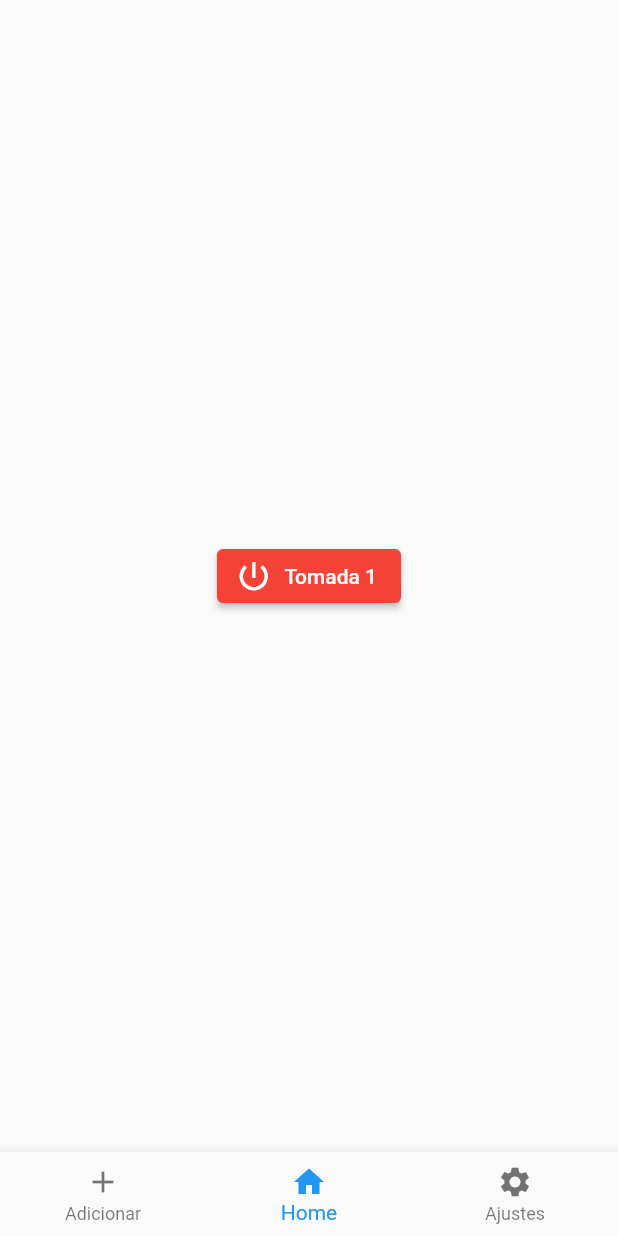
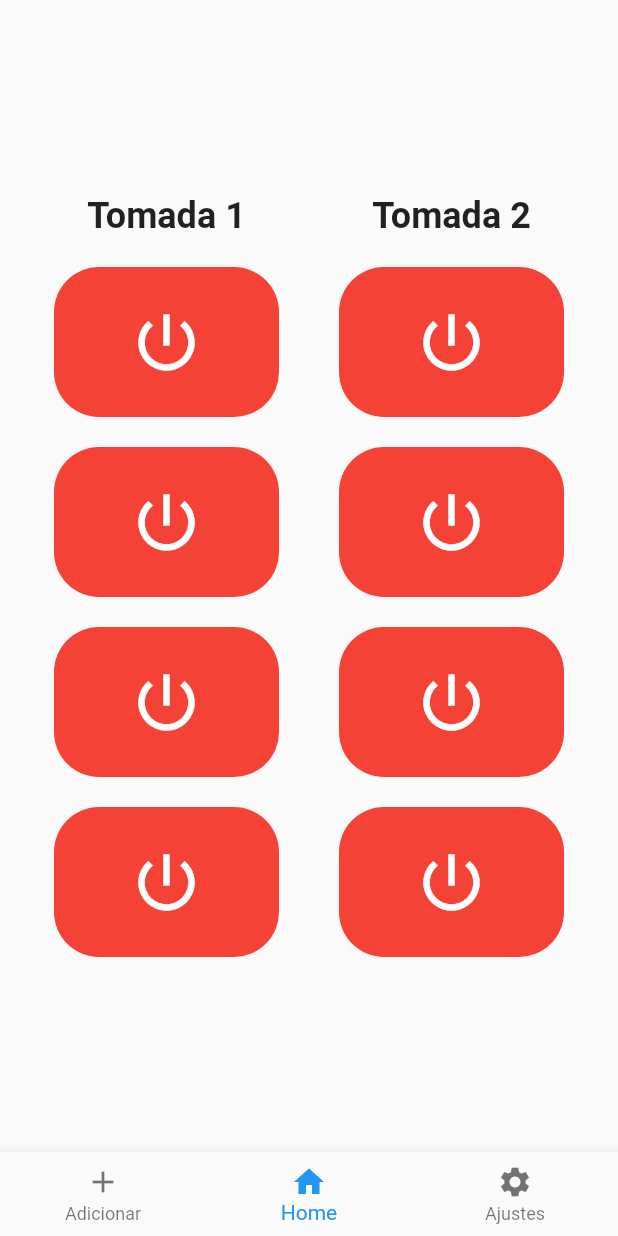
Before and after one commit to salarolimatheus/Smart-Building, a Flutter app: the screen it shows after launch, item 2 of the bottom bar chosen, on a phone screen of 412 x 824 dp. Run offline on Flutter 3.47's test engine with Material 2 defaults, Android fonts, the phone set to English and light mode, and no system bars.

Commit message:
Botão de power incluido e tela parcialmente criada

```diff
--- a/app_flutter/lib/conteudo_pagina_principal.dart
+++ b/app_flutter/lib/conteudo_pagina_principal.dart
@@ -6,7 +6,52 @@ class conteudoPaginaPrincipal extends StatelessWidget {
   @override
   Widget build(BuildContext context) {
     return Center(
-      child: botao(),
+      child: Row(
+        mainAxisAlignment: MainAxisAlignment.center,
+        children: [
+          Column(
+            mainAxisAlignment: MainAxisAlignment.center,
+            children: [
+              Text(
+                "Tomada 1",
+                style: TextStyle(
+                  fontSize: 24,
+                  fontWeight: FontWeight.bold,
+                ),
+              ),
+              Padding(padding: EdgeInsets.all(10)),
+              botao(),
+              Padding(padding: EdgeInsets.all(10)),
+              botao(),
+              Padding(padding: EdgeInsets.all(10)),
+              botao(),
+              Padding(padding: EdgeInsets.all(10)),
+              botao(),
+            ],
+          ),
+          Padding(padding: EdgeInsets.all(20)),
+          Column(
+            mainAxisAlignment: MainAxisAlignment.center,
+            children: [
+              Text(
+                "Tomada 2",
+                style: TextStyle(
+                  fontSize: 24,
+                  fontWeight: FontWeight.bold,
+                ),
+              ),
+              Padding(padding: EdgeInsets.all(10)),
+              botao(),
+              Padding(padding: EdgeInsets.all(10)),
+              botao(),
+              Padding(padding: EdgeInsets.all(10)),
+              botao(),
+              Padding(padding: EdgeInsets.all(10)),
+              botao(),
+            ],
+          ),
+        ],
+      ),
     );
   }
 }
@@ -20,8 +65,7 @@ class _botaoState extends State<botao> {
   Color cor_botao = Colors.red;
   @override
   Widget build(BuildContext context) {
-    return Container(
-      child: ElevatedButton.icon(
+    return TextButton(
       onPressed: () {
         if (cor_botao == Colors.red) {
           cor_botao = Colors.green;
@@ -30,9 +74,12 @@ class _botaoState extends State<botao> {
         }
         setState(() {});
       },
-        icon: Icon(Icons.power_settings_new, size: 25),
-        label: Text("Tomada 1"),
-        style: ElevatedButton.styleFrom(primary: cor_botao),
+      child: Icon(Icons.power_settings_new, size: 50),
+      style: TextButton.styleFrom(
+        primary: Colors.white,
+        backgroundColor: cor_botao,
+        fixedSize: Size(150, 100),
+        shape: RoundedRectangleBorder(borderRadius: BorderRadius.circular(30)),
       ),
     );
   }
```
Lines whose indentation alone changed are shown as unchanged.
